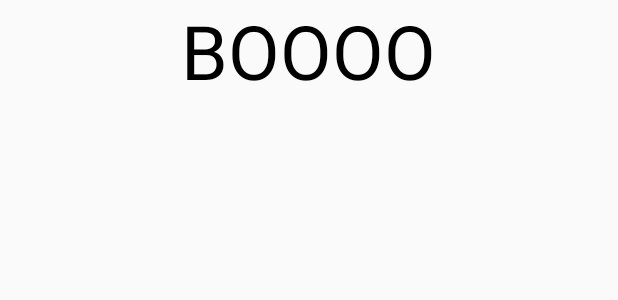
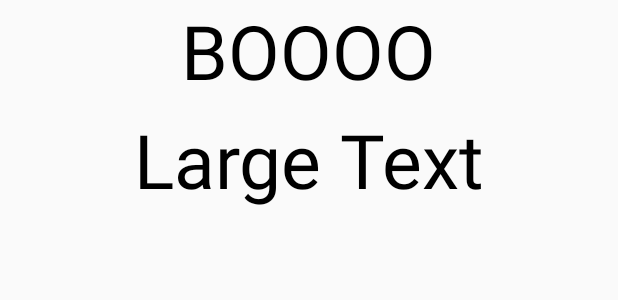
Before and after one commit to rettwalker/AndroidFullScreenNotification, an Android app: the layout full_screen_notificiation.xml on its own in the app's theme, with its tools: preview values and no code run, on a phone screen of 412 x 824 dp. Shown: the top 300 px of the screen. Run offline under Robolectric (Android 15) with nearby library versions, the light colour scheme and no system bars.

Commit message:
Added another text field to test and make sure that notification will stretch to include everything

```diff
--- a/app/src/main/java/com/example/jmw0705/fullscreennotification/helps/CustomIntentService.java
+++ b/app/src/main/java/com/example/jmw0705/fullscreennotification/helps/CustomIntentService.java
@@ -38,9 +38,6 @@ public class CustomIntentService extends IntentService {
                 .setVibrate(new long[] {5000,5000,5000,5000,5000})
                 .setCustomHeadsUpContentView(remoteView);
 
-                //.setCustomBigContentView(remoteView);
-                //.;
-
 
         NotificationManager notificationManager = (NotificationManager) getSystemService(NOTIFICATION_SERVICE);
         int temp = 001;
--- a/app/src/main/res/layout/full_screen_notificiation.xml
+++ b/app/src/main/res/layout/full_screen_notificiation.xml
@@ -6,7 +6,7 @@
 
     <TextView
         android:layout_width="wrap_content"
-        android:layout_height="400dp"
+        android:layout_height="wrap_content"
         android:text="BOOOO"
         android:id="@+id/textView3"
         android:layout_gravity="center_horizontal"
@@ -16,4 +16,16 @@
         android:layout_centerHorizontal="true"
         android:textColor="@color/abc_search_url_text_selected" />
 
+    <TextView
+        android:layout_width="wrap_content"
+        android:layout_height="wrap_content"
+        android:textAppearance="?android:attr/textAppearanceLarge"
+        android:text="Large Text"
+        android:textSize="50dp"
+        android:id="@+id/textView2"
+        android:layout_gravity="center_horizontal"
+        android:padding="5dp"
+        android:textColor="@color/abc_search_url_text_selected"/>
+
+
 </LinearLayout>
```
